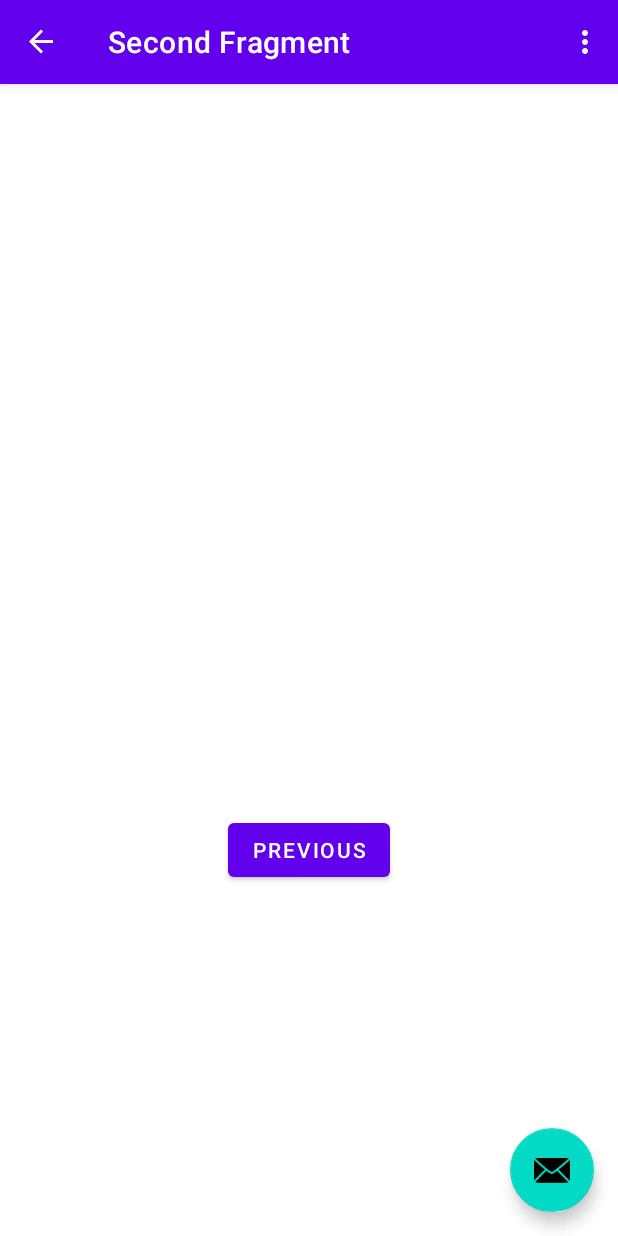
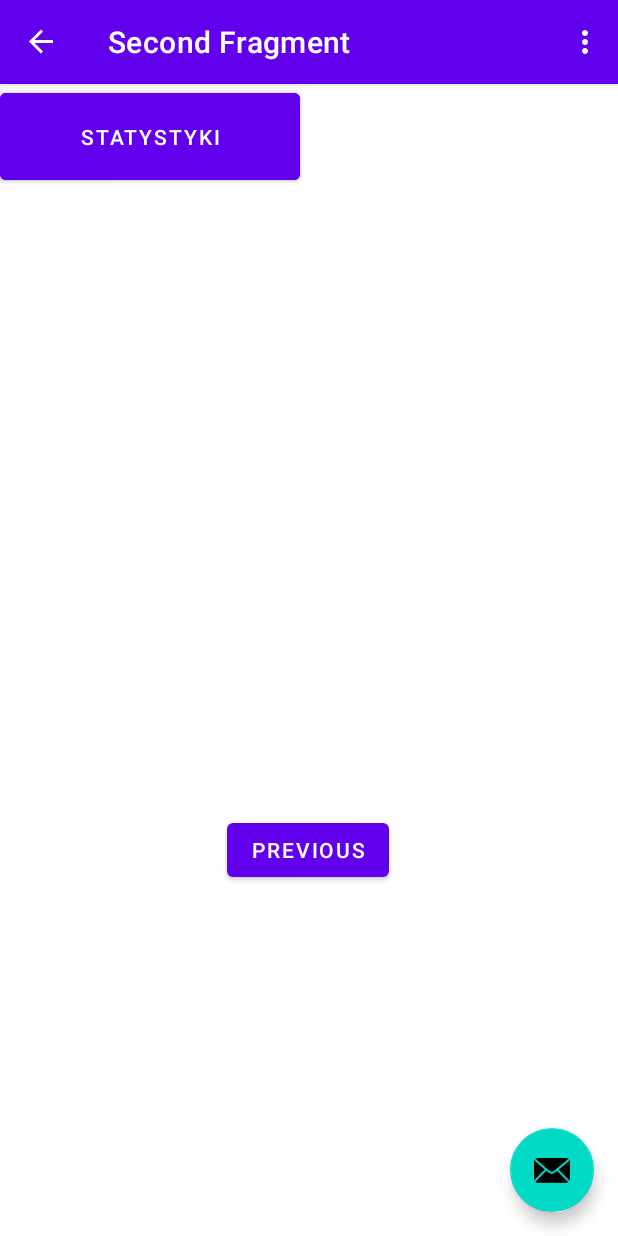
Before and after one commit to matrzask/WorkTracker, an Android app: the SecondFragment screen opened through its navigation route, on a phone screen of 412 x 824 dp. Run offline under Robolectric (Android 15) with nearby library versions, the phone set to English and light mode, and no system bars; our stand-ins replace navigation-ui.

Commit message:
dodanie przycisków test

```diff
--- a/app/src/main/res/layout/content_main.xml
+++ b/app/src/main/res/layout/content_main.xml
@@ -13,7 +13,9 @@
         app:defaultNavHost="true"
         app:layout_constraintBottom_toBottomOf="parent"
         app:layout_constraintEnd_toEndOf="parent"
+        app:layout_constraintHorizontal_bias="0.0"
         app:layout_constraintStart_toStartOf="parent"
         app:layout_constraintTop_toTopOf="parent"
+        app:layout_constraintVertical_bias="0.0"
         app:navGraph="@navigation/nav_graph" />
 </androidx.constraintlayout.widget.ConstraintLayout>
--- a/app/src/main/res/layout/fragment_second.xml
+++ b/app/src/main/res/layout/fragment_second.xml
@@ -22,6 +22,24 @@
         android:text="@string/previous"
         app:layout_constraintBottom_toBottomOf="parent"
         app:layout_constraintEnd_toEndOf="parent"
+        app:layout_constraintHorizontal_bias="0.498"
         app:layout_constraintStart_toStartOf="parent"
         app:layout_constraintTop_toBottomOf="@id/textview_second" />
+
+    <Button
+        android:id="@+id/button"
+        android:layout_width="200dp"
+        android:layout_height="70dp"
+        android:text="Zadania"
+        tools:layout_editor_absoluteX="105dp"
+        tools:layout_editor_absoluteY="16dp" />
+
+    <Button
+        android:id="@+id/button2"
+        android:layout_width="200dp"
+        android:layout_height="70dp"
+        android:text="Statystyki"
+        tools:layout_editor_absoluteX="105dp"
+        tools:layout_editor_absoluteY="102dp"
+        tools:ignore="MissingConstraints" />
 </androidx.constraintlayout.widget.ConstraintLayout>
```
